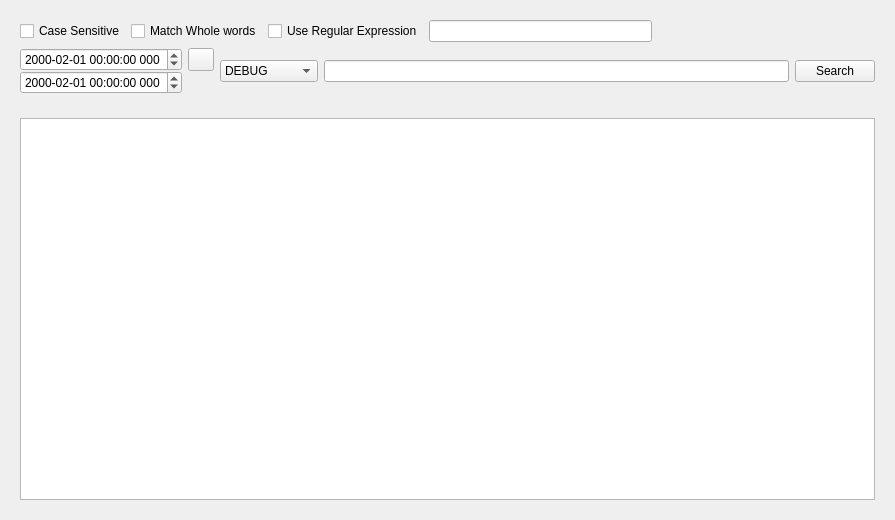
Qt form widgets/logwg.ui (SunStorm2018/media-debuger) before a commit.
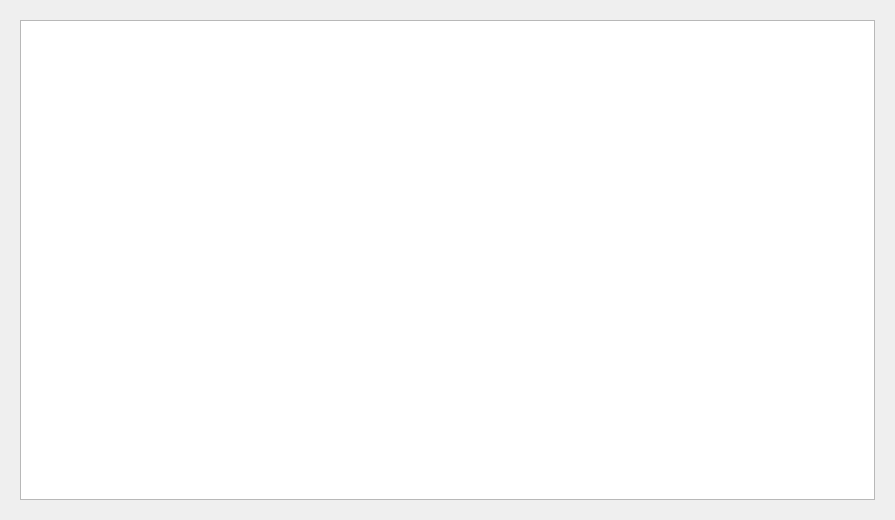
The same form after that commit. Icons and pictures are not drawn. Custom widgets are drawn as their Qt base class.

Commit message:
feat: Add log output text search capability
- Added functionality to search through log output text
- Implemented consistent search interface/style across the system

Patch:
```diff
--- a/widgets/logwg.ui
+++ b/widgets/logwg.ui
@@ -13,193 +13,7 @@
   <property name="windowTitle">
    <string>Form</string>
   </property>
-  <layout class="QVBoxLayout" name="verticalLayout_3" stretch="0,1">
-   <item>
-    <widget class="QWidget" name="search_detail_wg" native="true">
-     <layout class="QVBoxLayout" name="verticalLayout_2">
-      <item>
-       <layout class="QHBoxLayout" name="horizontalLayout_2">
-        <item>
-         <widget class="QCheckBox" name="case_sensitive_cbx">
-          <property name="text">
-           <string>Case Sensitive</string>
-          </property>
-         </widget>
-        </item>
-        <item>
-         <widget class="QCheckBox" name="match_whole_word_cbx">
-          <property name="text">
-           <string>Match Whole words</string>
-          </property>
-         </widget>
-        </item>
-        <item>
-         <widget class="QCheckBox" name="use_regular_express_cbx">
-          <property name="text">
-           <string>Use Regular Expression</string>
-          </property>
-         </widget>
-        </item>
-        <item>
-         <widget class="QLineEdit" name="file_filter_le"/>
-        </item>
-        <item>
-         <spacer name="horizontalSpacer">
-          <property name="orientation">
-           <enum>Qt::Horizontal</enum>
-          </property>
-          <property name="sizeHint" stdset="0">
-           <size>
-            <width>40</width>
-            <height>20</height>
-           </size>
-          </property>
-         </spacer>
-        </item>
-       </layout>
-      </item>
-      <item>
-       <layout class="QHBoxLayout" name="horizontalLayout">
-        <item>
-         <layout class="QFormLayout" name="formLayout">
-          <property name="verticalSpacing">
-           <number>0</number>
-          </property>
-          <item row="0" column="0">
-           <widget class="QDateTimeEdit" name="start_time_dte">
-            <property name="dateTime">
-             <datetime>
-              <hour>0</hour>
-              <minute>0</minute>
-              <second>0</second>
-              <year>2000</year>
-              <month>2</month>
-              <day>1</day>
-             </datetime>
-            </property>
-            <property name="displayFormat">
-             <string>yyyy-MM-dd HH:mm:ss zzz</string>
-            </property>
-           </widget>
-          </item>
-          <item row="0" column="1">
-           <widget class="QPushButton" name="expand_time_btn">
-            <property name="maximumSize">
-             <size>
-              <width>26</width>
-              <height>26</height>
-             </size>
-            </property>
-            <property name="styleSheet">
-             <string notr="true"> QPushButton {
-	image: url(:/128x128/arrow-right.png);
- }
-
- QPushButton:checked {
-	image: url(:/128x128/arrow-down.png);
- }</string>
-            </property>
-            <property name="text">
-             <string/>
-            </property>
-            <property name="checkable">
-             <bool>true</bool>
-            </property>
-           </widget>
-          </item>
-          <item row="1" column="0">
-           <widget class="QDateTimeEdit" name="end_time_dte">
-            <property name="dateTime">
-             <datetime>
-              <hour>0</hour>
-              <minute>0</minute>
-              <second>0</second>
-              <year>2000</year>
-              <month>2</month>
-              <day>1</day>
-             </datetime>
-            </property>
-            <property name="displayFormat">
-             <string>yyyy-MM-dd HH:mm:ss zzz</string>
-            </property>
-           </widget>
-          </item>
-         </layout>
-        </item>
-        <item>
-         <widget class="QComboBox" name="log_level_cbx">
-          <item>
-           <property name="text">
-            <string>DEBUG</string>
-           </property>
-          </item>
-          <item>
-           <property name="text">
-            <string>INFO</string>
-           </property>
-          </item>
-          <item>
-           <property name="text">
-            <string>WARNING</string>
-           </property>
-          </item>
-          <item>
-           <property name="text">
-            <string>ERROR</string>
-           </property>
-          </item>
-          <item>
-           <property name="text">
-            <string>FATAL</string>
-           </property>
-          </item>
-          <item>
-           <property name="text">
-            <string>&gt; DEBUG</string>
-           </property>
-          </item>
-          <item>
-           <property name="text">
-            <string>&gt; INFO</string>
-           </property>
-          </item>
-          <item>
-           <property name="text">
-            <string>&gt; WARNING</string>
-           </property>
-          </item>
-          <item>
-           <property name="text">
-            <string>&gt; ERROR</string>
-           </property>
-          </item>
-          <item>
-           <property name="text">
-            <string>&gt; FATAL</string>
-           </property>
-          </item>
-          <item>
-           <property name="text">
-            <string>ALL</string>
-           </property>
-          </item>
-         </widget>
-        </item>
-        <item>
-         <widget class="QLineEdit" name="search_le"/>
-        </item>
-        <item>
-         <widget class="QPushButton" name="pushButton">
-          <property name="text">
-           <string>Search</string>
-          </property>
-         </widget>
-        </item>
-       </layout>
-      </item>
-     </layout>
-    </widget>
-   </item>
+  <layout class="QVBoxLayout" name="mainVerticalLayout" stretch="1">
    <item>
     <widget class="QStackedWidget" name="stackedWidget">
      <property name="currentIndex">
```
The commit also changes 3 other files.
